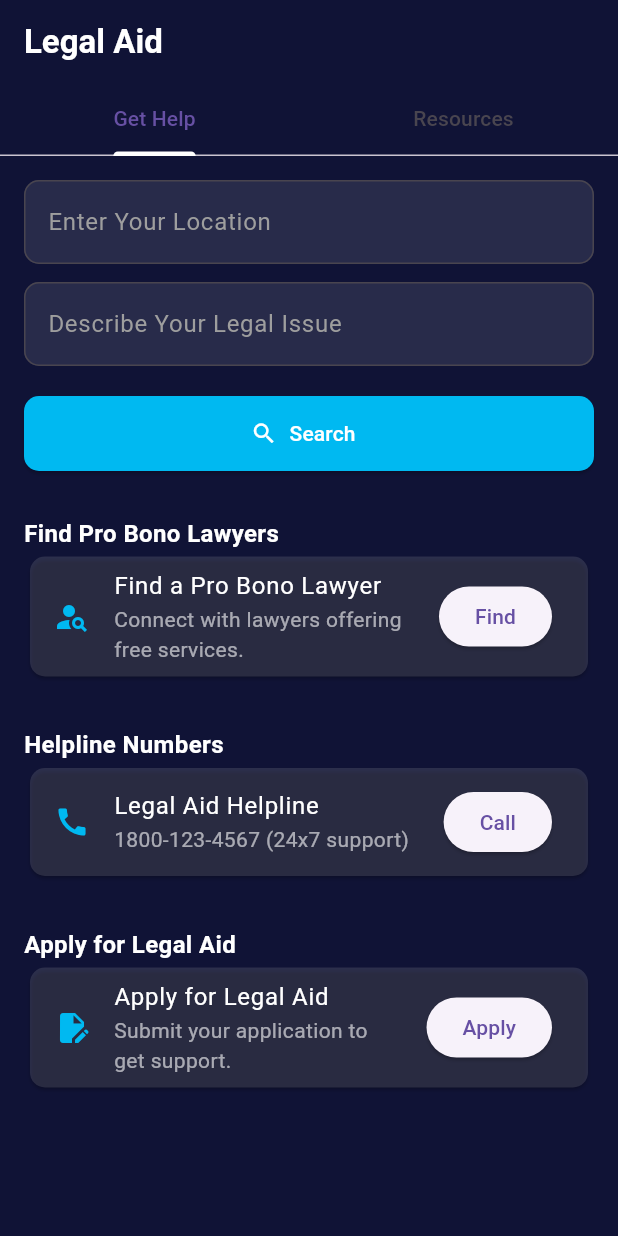
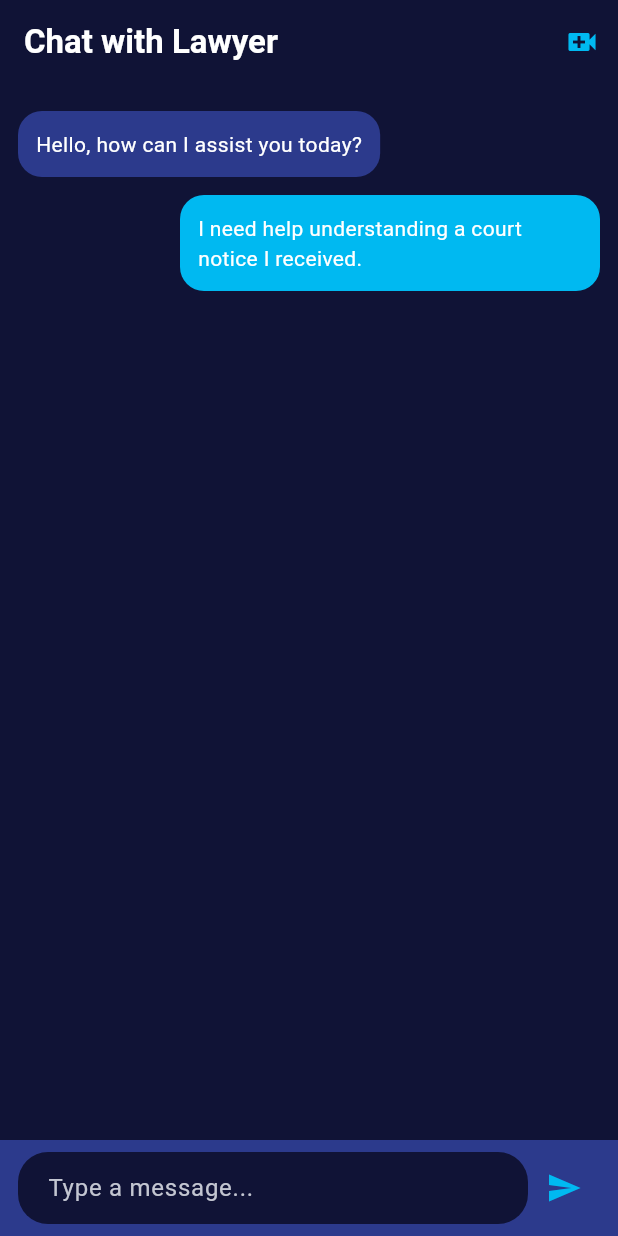
Before and after one commit to priyanshuraj27/NyayaPath, a Flutter app: the screen it shows after launch, on a phone screen of 412 x 824 dp. Run offline on Flutter 3.47's test engine with Material 3 defaults, Android fonts, the light colour scheme and no system bars; our stand-ins replace pdf, printing, video_player.

Commit message:
Add LawyerClientChatScreen and LawyerListScreen with chat functionality and placeholder image

```diff
--- /dev/null
+++ b/frontend/lib/legalaid/chatscreen.dart
@@ -0,0 +1,108 @@
+import 'package:flutter/material.dart';
+
+class LawyerClientChatScreen extends StatelessWidget {
+  const LawyerClientChatScreen({super.key});
+
+  @override
+  Widget build(BuildContext context) {
+    return Scaffold(
+      backgroundColor: const Color(0xFF101336),
+      appBar: AppBar(
+        backgroundColor: const Color(0xFF101336),
+        title: const Text(
+          'Chat with Lawyer',
+          style: TextStyle(color: Colors.white, fontWeight: FontWeight.bold),
+        ),
+        actions: [
+          IconButton(
+            icon: const Icon(Icons.video_call, color: Color(0xFF00B9F1)),
+            onPressed: () {
+              // Handle video call action here
+            },
+          )
+        ],
+      ),
+      body: Column(
+        children: [
+          // Chat area
+          Expanded(
+            child: ListView(
+              padding: const EdgeInsets.all(12),
+              children: const [
+                _ChatBubble(
+                  isMe: false,
+                  message: 'Hello, how can I assist you today?',
+                ),
+                _ChatBubble(
+                  isMe: true,
+                  message: 'I need help understanding a court notice I received.',
+                ),
+              ],
+            ),
+          ),
+
+          // Input field
+          Container(
+            padding: const EdgeInsets.symmetric(horizontal: 12, vertical: 8),
+            color: const Color(0xFF2C3A8C),
+            child: Row(
+              children: [
+                Expanded(
+                  child: TextField(
+                    style: const TextStyle(color: Colors.white),
+                    decoration: InputDecoration(
+                      hintText: 'Type a message...',
+                      hintStyle: const TextStyle(color: Color(0xFFC3C6D1)),
+                      filled: true,
+                      fillColor: const Color(0xFF101336),
+                      border: OutlineInputBorder(
+                        borderRadius: BorderRadius.circular(20),
+                        borderSide: BorderSide.none,
+                      ),
+                      contentPadding:
+                          const EdgeInsets.symmetric(horizontal: 16, vertical: 0),
+                    ),
+                  ),
+                ),
+                IconButton(
+                  icon: const Icon(Icons.send, color: Color(0xFF00B9F1)),
+                  onPressed: () {
+                    // Send message logic here
+                  },
+                ),
+              ],
+            ),
+          ),
+        ],
+      ),
+    );
+  }
+}
+
+// Chat bubble widget
+class _ChatBubble extends StatelessWidget {
+  final bool isMe;
+  final String message;
+
+  const _ChatBubble({required this.isMe, required this.message});
+
+  @override
+  Widget build(BuildContext context) {
+    return Align(
+      alignment: isMe ? Alignment.centerRight : Alignment.centerLeft,
+      child: Container(
+        margin: const EdgeInsets.symmetric(vertical: 6),
+        padding: const EdgeInsets.all(12),
+        constraints: const BoxConstraints(maxWidth: 280),
+        decoration: BoxDecoration(
+          color: isMe ? const Color(0xFF00B9F1) : const Color(0xFF2C3A8C),
+          borderRadius: BorderRadius.circular(16),
+        ),
+        child: Text(
+          message,
+          style: const TextStyle(color: Colors.white),
+        ),
+      ),
+    );
+  }
+}
--- a/frontend/lib/legalaid/legalaidhome.dart
+++ b/frontend/lib/legalaid/legalaidhome.dart
@@ -40,6 +40,12 @@ class _LegalAidScreenState extends State<LegalAidScreen>
         bottom: TabBar(
           controller: _tabController,
           indicatorColor: Colors.white,
+          labelColor: Colors.white,
+          unselectedLabelColor: Colors.white70,
+          labelStyle: const TextStyle(
+            fontSize: 15, // Increased font size
+            fontWeight: FontWeight.w600,
+          ),
           tabs: const [
             Tab(text: 'Get Help'),
             Tab(text: 'Resources'),
--- a/frontend/lib/main.dart
+++ b/frontend/lib/main.dart
@@ -1,4 +1,6 @@
 import 'package:flutter/material.dart';
+import 'package:frontend/legalaid/chatscreen.dart';
+import 'package:frontend/legalaid/layerscreen.dart';
 import 'package:frontend/legalaid/legalaidhome.dart';
 import 'package:frontend/track_cases/trackcase.dart';
 // import 'package:frontend/components/home_screen.dart';
@@ -19,7 +21,7 @@ class MyApp extends StatelessWidget {
       title: 'My Splash App',
       debugShowCheckedModeBanner: false,
       // home: HomeScreen() // Start with SplashScreen
-      home : LegalAidScreen(),
+      home : LawyerClientChatScreen(),
     );
   }
 }
--- a/frontend/pubspec.yaml
+++ b/frontend/pubspec.yaml
@@ -65,6 +65,7 @@ flutter:
   assets:
       - assets/videos/splash.mp4
       - assets/images/knowyourrights.jpg
+      - assets/images/lawyer_placeholder.jpg
   #   - images/a_dot_ham.jpeg
 
   # An image asset can refer to one or more resolution-specific "variants", see
```
Also changed, not shown: frontend/lib/legalaid/layerscreen.dart (added, +163 -0 lines), frontend/assets/images/lawyer_placeholder.jpg (added).
